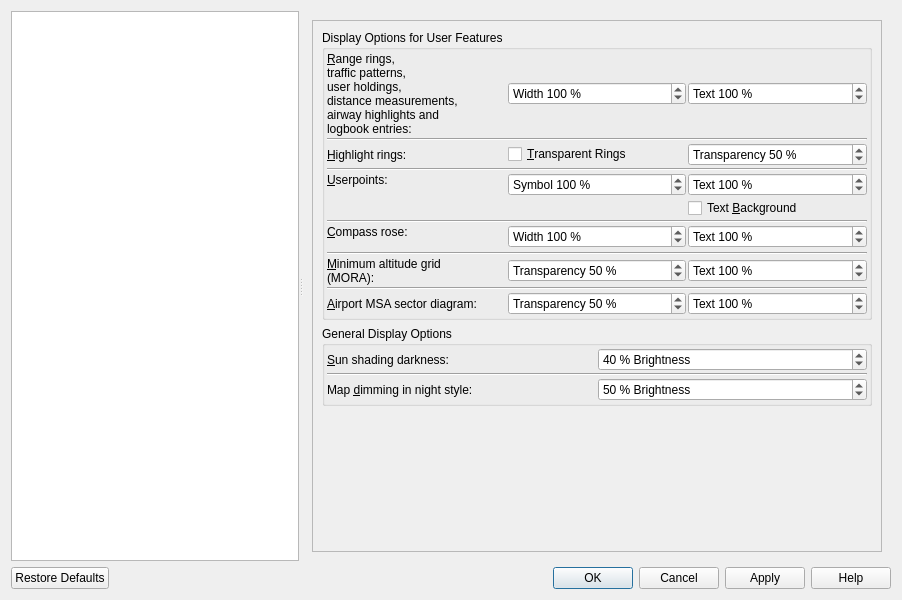
This is src/options/options.ui in albar965/littlenavmap as Qt 5 draws it before an edit. The edited form follows.
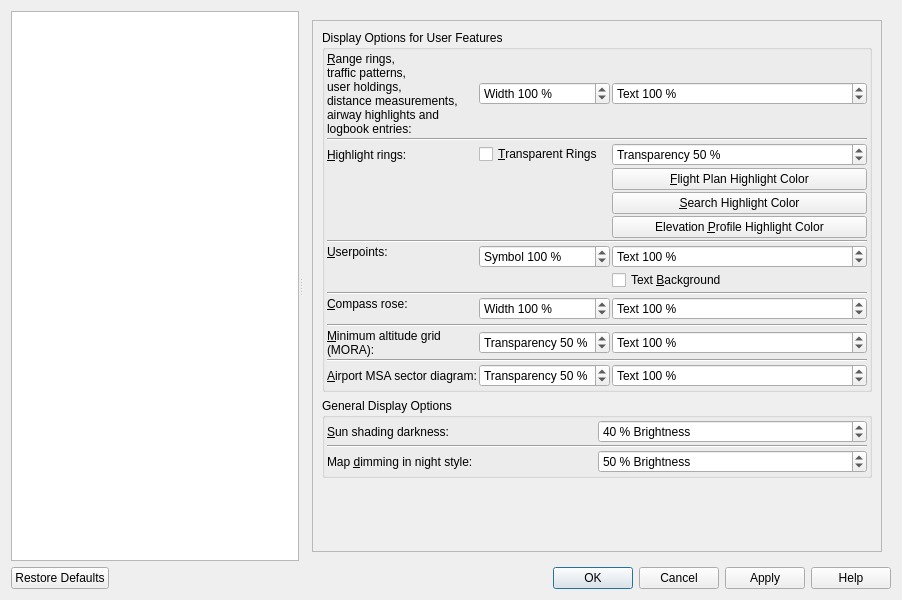
This is the edited form. The open tabs and pages were chosen to show the change.

Commit message: Colors for highlights can now be changed.

The edit to the form file:
```diff
--- a/src/options/options.ui
+++ b/src/options/options.ui
@@ -1543,8 +1543,8 @@
             <rect>
              <x>0</x>
              <y>0</y>
-             <width>609</width>
-             <height>312</height>
+             <width>595</width>
+             <height>532</height>
             </rect>
            </property>
            <layout class="QGridLayout" name="gridLayout_13">
@@ -1863,8 +1863,8 @@
             <rect>
              <x>0</x>
              <y>0</y>
-             <width>471</width>
-             <height>497</height>
+             <width>595</width>
+             <height>532</height>
             </rect>
            </property>
            <layout class="QVBoxLayout" name="verticalLayout_20">
@@ -2573,8 +2573,8 @@
             <rect>
              <x>0</x>
              <y>0</y>
-             <width>422</width>
-             <height>326</height>
+             <width>595</width>
+             <height>532</height>
             </rect>
            </property>
            <layout class="QVBoxLayout" name="verticalLayout_35">
@@ -2960,8 +2960,8 @@
             <rect>
              <x>0</x>
              <y>0</y>
-             <width>482</width>
-             <height>426</height>
+             <width>595</width>
+             <height>532</height>
             </rect>
            </property>
            <layout class="QGridLayout" name="gridLayout_35">
@@ -2999,32 +2999,21 @@
                <property name="spacing">
                 <number>2</number>
                </property>
-               <item row="5" column="4">
-                <widget class="QSpinBox" name="spinBoxOptionsDisplayTextSizeUserpoint">
+               <item row="3" column="3">
+                <widget class="QCheckBox" name="checkBoxOptionsMapHighlightTransparent">
                  <property name="toolTip">
-                  <string>Label text size for userpoints</string>
+                  <string>Change the display of rings highlighting selected features on the map.
+These are shown when a flight plan leg or an entry in a search result table is selected.</string>
                  </property>
-                 <property name="suffix">
-                  <string> %</string>
+                 <property name="text">
+                  <string>&amp;Transparent Rings</string>
                  </property>
-                 <property name="prefix">
-                  <string>Text </string>
-                 </property>
-                 <property name="minimum">
-                  <number>50</number>
-                 </property>
-                 <property name="maximum">
-                  <number>200</number>
-                 </property>
-                 <property name="singleStep">
-                  <number>10</number>
-                 </property>
-                 <property name="value">
-                  <number>100</number>
+                 <property name="checked">
+                  <bool>false</bool>
                  </property>
                 </widget>
                </item>
-               <item row="6" column="4">
+               <item row="9" column="4">
                 <widget class="QCheckBox" name="checkBoxOptionsMapUserpointText">
                  <property name="toolTip">
                   <string>Draw white background for userpoint text labels</string>
@@ -3034,101 +3023,54 @@
                  </property>
                 </widget>
                </item>
-               <item row="11" column="4">
-                <widget class="QSpinBox" name="spinBoxOptionsDisplayTextSizeMora">
-                 <property name="toolTip">
-                  <string>Text size of the MORA altitude labels</string>
-                 </property>
-                 <property name="suffix">
-                  <string> %</string>
-                 </property>
-                 <property name="prefix">
-                  <string>Text </string>
-                 </property>
-                 <property name="minimum">
-                  <number>20</number>
-                 </property>
-                 <property name="maximum">
-                  <number>150</number>
-                 </property>
-                 <property name="singleStep">
-                  <number>10</number>
-                 </property>
-                 <property name="value">
-                  <number>100</number>
-                 </property>
-                </widget>
-               </item>
-               <item row="0" column="3">
-                <widget class="QSpinBox" name="spinBoxOptionsDisplayThicknessRangeDistance">
-                 <property name="toolTip">
-                  <string>Line thickness</string>
-                 </property>
-                 <property name="suffix">
-                  <string> %</string>
-                 </property>
-                 <property name="prefix">
-                  <string>Width </string>
-                 </property>
-                 <property name="minimum">
-                  <number>50</number>
-                 </property>
-                 <property name="maximum">
-                  <number>200</number>
-                 </property>
-                 <property name="singleStep">
-                  <number>10</number>
-                 </property>
-                 <property name="value">
-                  <number>100</number>
-                 </property>
-                </widget>
-               </item>
-               <item row="3" column="2">
-                <widget class="QLabel" name="labelOptionsMapSizeHighlight">
-                 <property name="text">
-                  <string>&amp;Highlight rings:</string>
-                 </property>
-                 <property name="buddy">
-                  <cstring>spinBoxOptionsDisplayThicknessRangeDistance</cstring>
-                 </property>
-                </widget>
-               </item>
-               <item row="8" column="2" rowspan="2" alignment="Qt::AlignTop">
-                <widget class="QLabel" name="labelOptionsMapCompassRoseThickness">
+               <item row="11" column="3">
+                <widget class="QSpinBox" name="spinBoxOptionsDisplayThicknessCompassRose">
                  <property name="toolTip">
                   <string>Thickness of the compass rose lines</string>
                  </property>
-                 <property name="text">
-                  <string>&amp;Compass rose:</string>
+                 <property name="suffix">
+                  <string> %</string>
                  </property>
-                 <property name="buddy">
-                  <cstring>spinBoxOptionsDisplayThicknessCompassRose</cstring>
+                 <property name="prefix">
+                  <string>Width </string>
+                 </property>
+                 <property name="minimum">
+                  <number>50</number>
+                 </property>
+                 <property name="maximum">
+                  <number>200</number>
+                 </property>
+                 <property name="singleStep">
+                  <number>10</number>
+                 </property>
+                 <property name="value">
+                  <number>100</number>
                  </property>
                 </widget>
                </item>
-               <item row="8" column="4">
-                <widget class="QSpinBox" name="spinBoxOptionsDisplayTextSizeCompassRose">
+               <item row="14" column="3">
+                <widget class="QSpinBox" name="spinBoxOptionsDisplayTransparencyMora">
                  <property name="toolTip">
-                  <string>Text size of the compass rose line labels</string>
+                  <string>Transparency of the MORA text and grid.
+Value 0 is opaque and 90 is most transparent.</string>
                  </property>
                  <property name="suffix">
                   <string> %</string>
                  </property>
                  <property name="prefix">
-                  <string>Text </string>
+                  <string>Transparency </string>
                  </property>
                  <property name="minimum">
-                  <number>50</number>
+                  <number>0</number>
                  </property>
                  <property name="maximum">
-                  <number>200</number>
+                  <number>90</number>
                  </property>
                  <property name="singleStep">
                   <number>10</number>
                  </property>
                  <property name="value">
-                  <number>100</number>
+                  <number>50</number>
                  </property>
                 </widget>
                </item>
@@ -3157,174 +3099,26 @@
                  </property>
                 </widget>
                </item>
-               <item row="14" column="4">
-                <widget class="QSpinBox" name="spinBoxOptionsDisplayTextSizeAirportMsa">
-                 <property name="toolTip">
-                  <string>Text size of the airport MSA altitude labels</string>
-                 </property>
-                 <property name="suffix">
-                  <string> %</string>
-                 </property>
-                 <property name="prefix">
-                  <string>Text </string>
-                 </property>
-                 <property name="minimum">
-                  <number>20</number>
-                 </property>
-                 <property name="maximum">
-                  <number>150</number>
-                 </property>
-                 <property name="singleStep">
-                  <number>10</number>
-                 </property>
-                 <property name="value">
-                  <number>100</number>
-                 </property>
-                </widget>
-               </item>
-               <item row="14" column="2">
-                <widget class="QLabel" name="labelOptionsMapAirportMsa">
-                 <property name="toolTip">
-                  <string>Thickness of the compass rose lines</string>
-                 </property>
-                 <property name="text">
-                  <string>&amp;Airport MSA sector diagram:</string>
-                 </property>
-                 <property name="buddy">
-                  <cstring>spinBoxOptionsDisplayTransparencyMora</cstring>
-                 </property>
-                </widget>
-               </item>
                <item row="7" column="2" colspan="3">
-                <widget class="Line" name="line_3">
-                 <property name="orientation">
-                  <enum>Qt::Horizontal</enum>
-                 </property>
-                </widget>
-               </item>
-               <item row="8" column="3">
-                <widget class="QSpinBox" name="spinBoxOptionsDisplayThicknessCompassRose">
-                 <property name="toolTip">
-                  <string>Thickness of the compass rose lines</string>
-                 </property>
-                 <property name="suffix">
-                  <string> %</string>
-                 </property>
-                 <property name="prefix">
-                  <string>Width </string>
-                 </property>
-                 <property name="minimum">
-                  <number>50</number>
-                 </property>
-                 <property name="maximum">
-                  <number>200</number>
-                 </property>
-                 <property name="singleStep">
-                  <number>10</number>
-                 </property>
-                 <property name="value">
-                  <number>100</number>
-                 </property>
-                </widget>
-               </item>
-               <item row="11" column="3">
-                <widget class="QSpinBox" name="spinBoxOptionsDisplayTransparencyMora">
-                 <property name="toolTip">
-                  <string>Transparency of the MORA text and grid.
-Value 0 is opaque and 90 is most transparent.</string>
-                 </property>
-                 <property name="suffix">
-                  <string> %</string>
-                 </property>
-                 <property name="prefix">
-                  <string>Transparency </string>
-                 </property>
-                 <property name="minimum">
-                  <number>0</number>
-                 </property>
-                 <property name="maximum">
-                  <number>90</number>
-                 </property>
-                 <property name="singleStep">
-                  <number>10</number>
-                 </property>
-                 <property name="value">
-                  <number>50</number>
-                 </property>
-                </widget>
-               </item>
-               <item row="5" column="3">
-                <widget class="QSpinBox" name="spinBoxOptionsDisplaySymbolSizeUserpoint">
-                 <property name="toolTip">
-                  <string>Symbol size for userpoints</string>
-                 </property>
-                 <property name="suffix">
-                  <string> %</string>
-                 </property>
-                 <property name="prefix">
-                  <string>Symbol </string>
-                 </property>
-                 <property name="minimum">
-                  <number>50</number>
-                 </property>
-                 <property name="maximum">
-                  <number>200</number>
-                 </property>
-                 <property name="singleStep">
-                  <number>10</number>
-                 </property>
-                 <property name="value">
-                  <number>100</number>
-                 </property>
-                </widget>
-               </item>
-               <item row="13" column="2" colspan="3">
-                <widget class="Line" name="line_12">
-                 <property name="orientation">
-                  <enum>Qt::Horizontal</enum>
-                 </property>
-                </widget>
-               </item>
-               <item row="10" column="2" colspan="3">
-                <widget class="Line" name="line_17">
-                 <property name="orientation">
-                  <enum>Qt::Horizontal</enum>
-                 </property>
-                </widget>
-               </item>
-               <item row="14" column="3">
-                <widget class="QSpinBox" name="spinBoxOptionsDisplayTransparencyAirportMsa">
-                 <property name="toolTip">
-                  <string>Transparency of the airport MSA sector text and lines.
-Value 0 is opaque and 90 is most transparent.</string>
-                 </property>
-                 <property name="suffix">
-                  <string> %</string>
-                 </property>
-                 <property name="prefix">
-                  <string>Transparency </string>
-                 </property>
-                 <property name="minimum">
-                  <number>0</number>
-                 </property>
-                 <property name="maximum">
-                  <number>90</number>
-                 </property>
-                 <property name="singleStep">
-                  <number>10</number>
-                 </property>
-                 <property name="value">
-                  <number>50</number>
-                 </property>
-                </widget>
-               </item>
-               <item row="4" column="2" colspan="3">
                 <widget class="Line" name="line_16">
                  <property name="orientation">
                   <enum>Qt::Horizontal</enum>
                  </property>
                 </widget>
                </item>
+               <item row="8" column="2">
+                <widget class="QLabel" name="labelOptionsMapSizeUserpoint">
+                 <property name="text">
+                  <string>&amp;Userpoints:</string>
+                 </property>
+                 <property name="alignment">
+                  <set>Qt::AlignLeading|Qt::AlignLeft|Qt::AlignTop</set>
+                 </property>
+                 <property name="buddy">
+                  <cstring>spinBoxOptionsDisplaySymbolSizeNavaid</cstring>
+                 </property>
+                </widget>
+               </item>
                <item row="2" column="2" colspan="3">
                 <widget class="Line" name="line_20">
                  <property name="orientation">
@@ -3332,6 +3126,23 @@
                  </property>
                 </widget>
                </item>
+               <item row="6" column="4">
+                <widget class="QPushButton" name="pushButtonOptionsMapHighlightProfileColor">
+                 <property name="sizePolicy">
+                  <sizepolicy hsizetype="Expanding" vsizetype="Fixed">
+                   <horstretch>0</horstretch>
+                   <verstretch>0</verstretch>
+                  </sizepolicy>
+                 </property>
+                 <property name="toolTip">
+                  <string>Color for flight plan line.
+Also used in the elevation profile.</string>
+                 </property>
+                 <property name="text">
+                  <string>Elevation &amp;Profile Highlight Color</string>
+                 </property>
+                </widget>
+               </item>
                <item row="3" column="4">
                 <widget class="QSpinBox" name="spinBoxOptionsMapHighlightTransparent">
                  <property name="toolTip">
@@ -3358,17 +3169,164 @@
                  </property>
                 </widget>
                </item>
-               <item row="3" column="3">
-                <widget class="QCheckBox" name="checkBoxOptionsMapHighlightTransparent">
+               <item row="8" column="3">
+                <widget class="QSpinBox" name="spinBoxOptionsDisplaySymbolSizeUserpoint">
                  <property name="toolTip">
-                  <string>Change the display of rings highlighting selected features on the map.
-These are shown when a flight plan leg or an entry in a search result table is selected.</string>
+                  <string>Symbol size for userpoints</string>
                  </property>
+                 <property name="suffix">
+                  <string> %</string>
+                 </property>
+                 <property name="prefix">
+                  <string>Symbol </string>
+                 </property>
+                 <property name="minimum">
+                  <number>50</number>
+                 </property>
+                 <property name="maximum">
+                  <number>200</number>
+                 </property>
+                 <property name="singleStep">
+                  <number>10</number>
+                 </property>
+                 <property name="value">
+                  <number>100</number>
+                 </property>
+                </widget>
+               </item>
+               <item row="3" column="2">
+                <widget class="QLabel" name="labelOptionsMapSizeHighlight">
                  <property name="text">
-                  <string>&amp;Transparent Rings</string>
+                  <string>&amp;Highlight rings:</string>
                  </property>
-                 <property name="checked">
-                  <bool>false</bool>
+                 <property name="buddy">
+                  <cstring>spinBoxOptionsDisplayThicknessRangeDistance</cstring>
+                 </property>
+                </widget>
+               </item>
+               <item row="11" column="2" rowspan="2" alignment="Qt::AlignTop">
+                <widget class="QLabel" name="labelOptionsMapCompassRoseThickness">
+                 <property name="toolTip">
+                  <string>Thickness of the compass rose lines</string>
+                 </property>
+                 <property name="text">
+                  <string>&amp;Compass rose:</string>
+                 </property>
+                 <property name="buddy">
+                  <cstring>spinBoxOptionsDisplayThicknessCompassRose</cstring>
+                 </property>
+                </widget>
+               </item>
+               <item row="17" column="3">
+                <widget class="QSpinBox" name="spinBoxOptionsDisplayTransparencyAirportMsa">
+                 <property name="toolTip">
+                  <string>Transparency of the airport MSA sector text and lines.
+Value 0 is opaque and 90 is most transparent.</string>
+                 </property>
+                 <property name="suffix">
+                  <string> %</string>
+                 </property>
+                 <property name="prefix">
+                  <string>Transparency </string>
+                 </property>
+                 <property name="minimum">
+                  <number>0</number>
+                 </property>
+                 <property name="maximum">
+                  <number>90</number>
+                 </property>
+                 <property name="singleStep">
+                  <number>10</number>
+                 </property>
+                 <property name="value">
+                  <number>50</number>
+                 </property>
+                </widget>
+               </item>
+               <item row="17" column="4">
+                <widget class="QSpinBox" name="spinBoxOptionsDisplayTextSizeAirportMsa">
+                 <property name="toolTip">
+                  <string>Text size of the airport MSA altitude labels</string>
+                 </property>
+                 <property name="suffix">
+                  <string> %</string>
+                 </property>
+                 <property name="prefix">
+                  <string>Text </string>
+                 </property>
+                 <property name="minimum">
+                  <number>20</number>
+                 </property>
+                 <property name="maximum">
+                  <number>150</number>
+                 </property>
+                 <property name="singleStep">
+                  <number>10</number>
+                 </property>
+                 <property name="value">
+                  <number>100</number>
+                 </property>
+                </widget>
+               </item>
+               <item row="17" column="2">
+                <widget class="QLabel" name="labelOptionsMapAirportMsa">
+                 <property name="toolTip">
+                  <string>Thickness of the compass rose lines</string>
+                 </property>
+                 <property name="text">
+                  <string>&amp;Airport MSA sector diagram:</string>
+                 </property>
+                 <property name="buddy">
+                  <cstring>spinBoxOptionsDisplayTransparencyMora</cstring>
+                 </property>
+                </widget>
+               </item>
+               <item row="4" column="4">
+                <widget class="QPushButton" name="pushButtonOptionsMapHighlightFlightPlanColor">
+                 <property name="sizePolicy">
+                  <sizepolicy hsizetype="Expanding" vsizetype="Fixed">
+                   <horstretch>0</horstretch>
+                   <verstretch>0</verstretch>
+                  </sizepolicy>
+                 </property>
+                 <property name="toolTip">
+                  <string>Color for flight plan line.
+Also used in the elevation profile.</string>
+                 </property>
+                 <property name="text">
+                  <string>&amp;Flight Plan Highlight Color</string>
+                 </property>
+                </widget>
+               </item>
+               <item row="16" column="2" colspan="3">
+                <widget class="Line" name="line_12">
+                 <property name="orientation">
+                  <enum>Qt::Horizontal</enum>
+                 </property>
+                </widget>
+               </item>
+               <item row="14" column="4">
+                <widget class="QSpinBox" name="spinBoxOptionsDisplayTextSizeMora">
+                 <property name="toolTip">
+                  <string>Text size of the MORA altitude labels</string>
+                 </property>
+                 <property name="suffix">
+                  <string> %</string>
+                 </property>
+                 <property name="prefix">
+                  <string>Text </string>
+                 </property>
+                 <property name="minimum">
+                  <number>20</number>
+                 </property>
+                 <property name="maximum">
+                  <number>150</number>
+                 </property>
+                 <property name="singleStep">
+                  <number>10</number>
+                 </property>
+                 <property name="value">
+                  <number>100</number>
                  </property>
                 </widget>
                </item>
@@ -3387,7 +3345,39 @@
                  </property>
                 </widget>
                </item>
-               <item row="11" column="2">
+               <item row="10" column="2" colspan="3">
+                <widget class="Line" name="line_3">
+                 <property name="orientation">
+                  <enum>Qt::Horizontal</enum>
+                 </property>
+                </widget>
+               </item>
+               <item row="11" column="4">
+                <widget class="QSpinBox" name="spinBoxOptionsDisplayTextSizeCompassRose">
+                 <property name="toolTip">
+                  <string>Text size of the compass rose line labels</string>
+                 </property>
+                 <property name="suffix">
+                  <string> %</string>
+                 </property>
+                 <property name="prefix">
+                  <string>Text </string>
+                 </property>
+                 <property name="minimum">
+                  <number>50</number>
+                 </property>
+                 <property name="maximum">
+                  <number>200</number>
+                 </property>
+                 <property name="singleStep">
+                  <number>10</number>
+                 </property>
+                 <property name="value">
+                  <number>100</number>
+                 </property>
+                </widget>
+               </item>
+               <item row="14" column="2">
                 <widget class="QLabel" name="labelOptionsMapMora">
                  <property name="toolTip">
                   <string>Thickness of the compass rose lines</string>
@@ -3401,16 +3391,77 @@
                  </property>
                 </widget>
                </item>
-               <item row="5" column="2">
-                <widget class="QLabel" name="labelOptionsMapSizeUserpoint">
+               <item row="0" column="3">
+                <widget class="QSpinBox" name="spinBoxOptionsDisplayThicknessRangeDistance">
+                 <property name="toolTip">
+                  <string>Line thickness</string>
+                 </property>
+                 <property name="suffix">
+                  <string> %</string>
+                 </property>
+                 <property name="prefix">
+                  <string>Width </string>
+                 </property>
+                 <property name="minimum">
+                  <number>50</number>
+                 </property>
+                 <property name="maximum">
+                  <number>200</number>
+                 </property>
+                 <property name="singleStep">
+                  <number>10</number>
+                 </property>
+                 <property name="value">
+                  <number>100</number>
+                 </property>
+                </widget>
+               </item>
+               <item row="13" column="2" colspan="3">
+                <widget class="Line" name="line_17">
+                 <property name="orientation">
+                  <enum>Qt::Horizontal</enum>
+                 </property>
+                </widget>
+               </item>
+               <item row="8" column="4">
+                <widget class="QSpinBox" name="spinBoxOptionsDisplayTextSizeUserpoint">
+                 <property name="toolTip">
+                  <string>Label text size for userpoints</string>
+                 </property>
+                 <property name="suffix">
+                  <string> %</string>
+                 </property>
+                 <property name="prefix">
+                  <string>Text </string>
+                 </property>
+                 <property name="minimum">
+                  <number>50</number>
+                 </property>
+                 <property name="maximum">
+                  <number>200</number>
+                 </property>
+                 <property name="singleStep">
+                  <number>10</number>
+                 </property>
+                 <property name="value">
+                  <number>100</number>
+                 </property>
+                </widget>
+               </item>
+               <item row="5" column="4">
+                <widget class="QPushButton" name="pushButtonOptionsMapHighlightSearchColor">
+                 <property name="sizePolicy">
+                  <sizepolicy hsizetype="Expanding" vsizetype="Fixed">
+                   <horstretch>0</horstretch>
+                   <verstretch>0</verstretch>
+                  </sizepolicy>
+                 </property>
+                 <property name="toolTip">
+                  <string>Color for flight plan line.
+Also used in the elevation profile.</string>
+                 </property>
                  <property name="text">
-                  <string>&amp;Userpoints:</string>
-                 </property>
-                 <property name="alignment">
-                  <set>Qt::AlignLeading|Qt::AlignLeft|Qt::AlignTop</set>
-                 </property>
-                 <property name="buddy">
-                  <cstring>spinBoxOptionsDisplaySymbolSizeNavaid</cstring>
+                  <string>&amp;Search Highlight Color</string>
                  </property>
                 </widget>
                </item>
@@ -6614,8 +6665,8 @@
             <rect>
              <x>0</x>
              <y>0</y>
-             <width>205</width>
-             <height>557</height>
+             <width>595</width>
+             <height>532</height>
             </rect>
            </property>
            <layout class="QGridLayout" name="gridLayout_38">
```
The commit also changes 7 other files.
